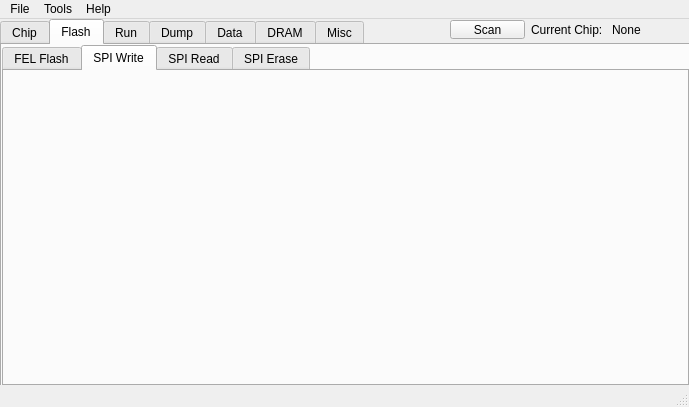
Qt form src/mainwindow.ui (YuzukiTsuru/YFEL) before a commit.
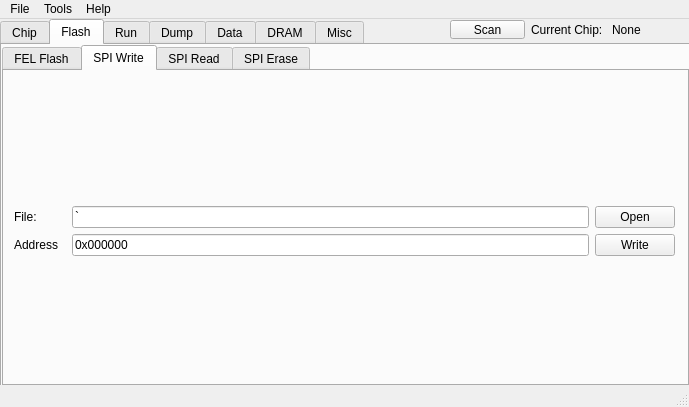
The same form after that commit. The open tabs and pages were chosen to show the change.

Commit message: add basic spi NAND write

Patch:
```diff
--- a/src/mainwindow.ui
+++ b/src/mainwindow.ui
@@ -503,6 +503,93 @@
        <attribute name="title">
         <string>SPI Write</string>
        </attribute>
+       <widget class="QWidget" name="layoutWidget_2">
+        <property name="geometry">
+         <rect>
+          <x>0</x>
+          <y>0</y>
+          <width>681</width>
+          <height>311</height>
+         </rect>
+        </property>
+        <layout class="QVBoxLayout" name="flash_spi_read_2" stretch="0,10,0">
+         <item>
+          <layout class="QHBoxLayout" name="flash_spi_read_read_horizontalLayout_2">
+           <property name="leftMargin">
+            <number>10</number>
+           </property>
+           <property name="topMargin">
+            <number>10</number>
+           </property>
+           <property name="rightMargin">
+            <number>10</number>
+           </property>
+           <item>
+            <layout class="QGridLayout" name="gridLayout_6" columnstretch="1,10,0,0">
+             <item row="1" column="0">
+              <widget class="QLabel" name="flash_spi_write_addr_label">
+               <property name="text">
+                <string>Address</string>
+               </property>
+              </widget>
+             </item>
+             <item row="0" column="3">
+              <widget class="QPushButton" name="flash_spi_write_fileOpen_button">
+               <property name="text">
+                <string>Open</string>
+               </property>
+              </widget>
+             </item>
+             <item row="0" column="1" colspan="2">
+              <widget class="QLineEdit" name="flash_spi_write_fileName_lineEdit">
+               <property name="text">
+                <string>`</string>
+               </property>
+              </widget>
+             </item>
+             <item row="1" column="3">
+              <widget class="QPushButton" name="flash_spi_write_button">
+               <property name="text">
+                <string>Write</string>
+               </property>
+              </widget>
+             </item>
+             <item row="0" column="0">
+              <widget class="QLabel" name="flash_spi_write_fileName_label">
+               <property name="text">
+                <string>File:</string>
+               </property>
+              </widget>
+             </item>
+             <item row="1" column="1" colspan="2">
+              <widget class="QLineEdit" name="flash_spi_write_addr_lineEdit">
+               <property name="text">
+                <string>0x000000</string>
+               </property>
+              </widget>
+             </item>
+            </layout>
+           </item>
+          </layout>
+         </item>
+         <item>
+          <layout class="QVBoxLayout" name="flash_spi_write_hexView">
+           <property name="leftMargin">
+            <number>5</number>
+           </property>
+           <property name="topMargin">
+            <number>0</number>
+           </property>
+           <property name="rightMargin">
+            <number>5</number>
+           </property>
+          </layout>
+         </item>
+         <item>
+          <layout class="QHBoxLayout" name="flash_spi_read_save_horizontalLayout_2"/>
+         </item>
+        </layout>
+       </widget>
       </widget>
       <widget class="QWidget" name="spi_read">
        <attribute name="title">
```
Left out of the diff: 8 changed lines with no effect on the pictures. The commit also changes 2 other files.
